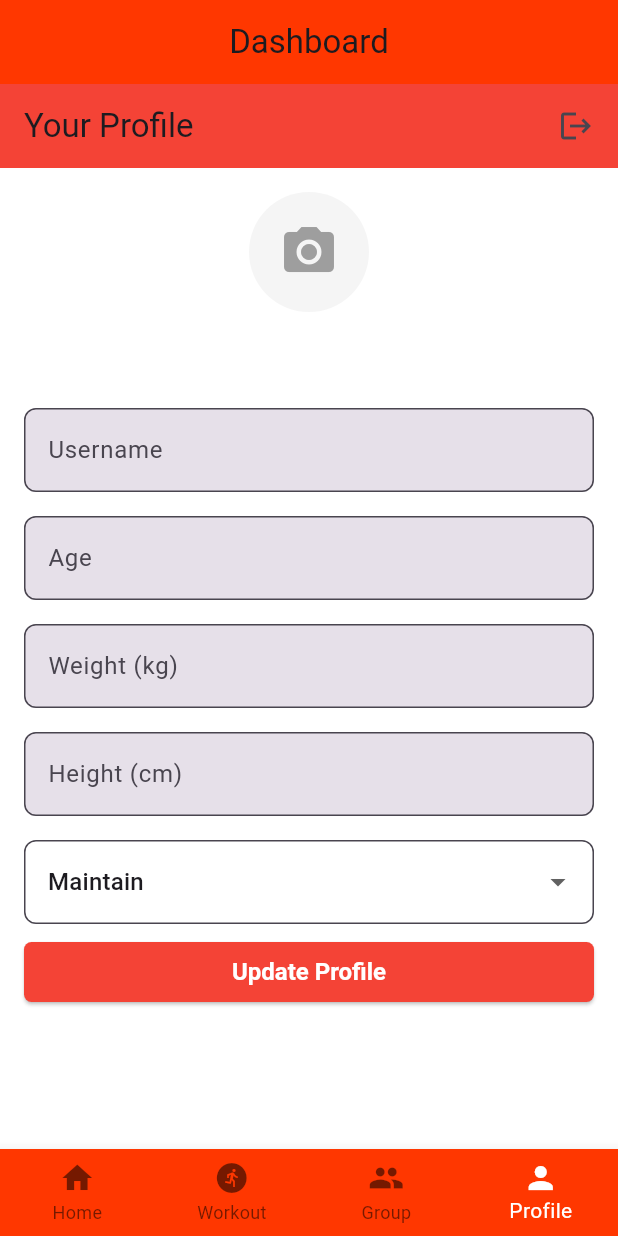
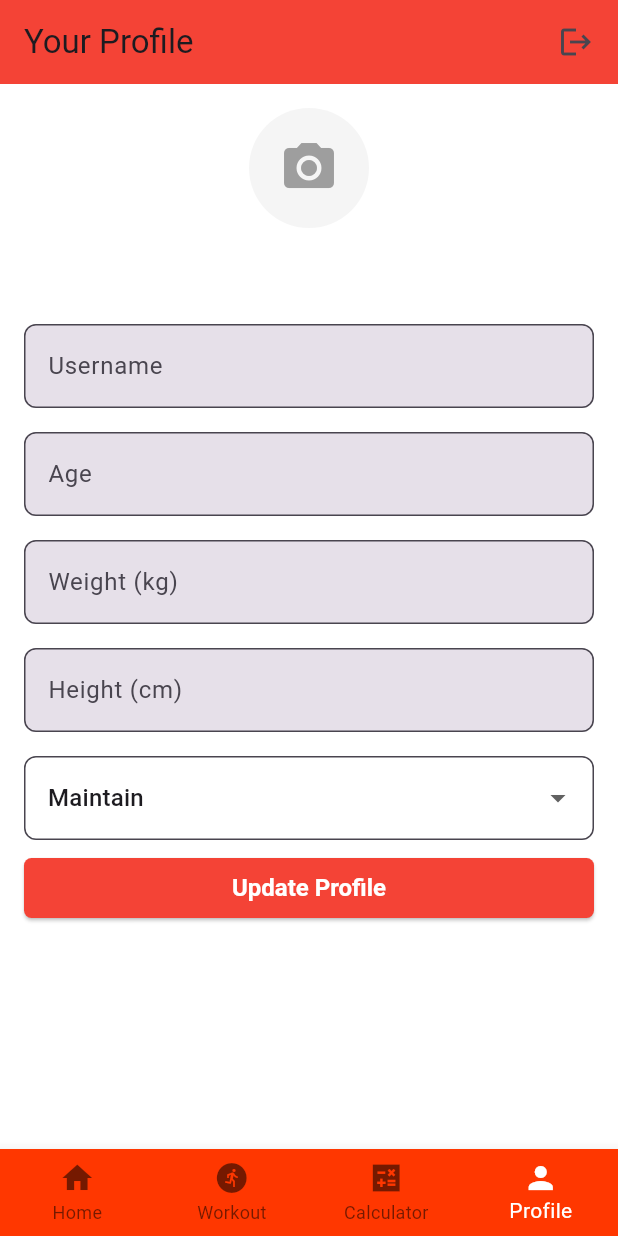
Before and after one commit to Adarsha5421/fitness_app_flutter, a Flutter app: the MyDashboardScreen screen opened directly, item 4 of the bottom bar chosen, on a phone screen of 412 x 824 dp. Run offline on Flutter 3.47's test engine with Material 3 defaults, Android fonts, the phone set to English and light mode, and no system bars; our stand-ins replace bloc, dartz, dio, equatable, flutter_bloc, flutter_spinkit and 9 more; accounts and stored records are empty; network calls fail; Roboto replaces fonts that are missing (Montserrat Regular).

Commit message:
FEAT :: minor fix

```diff
--- a/lib/core/api_endpoints.dart
+++ b/lib/core/api_endpoints.dart
@@ -6,7 +6,7 @@ class APIEndPoints {
   // static String baseUrl = "http://192.168.1.71:5000/api/";
 
   // static String pointUrl = "http://192.168.42.9:5000/";
-  static String pointUrl = "http://192.168.49.22:5000/";
+  static String pointUrl = "http://192.168.1.71:5000/";
   static String baseUrl = "$pointUrl/api/";
   static String mediaUrl = "${pointUrl}uploads/";
   static String loginUrl = "auth/login";
--- a/lib/features/dashboard/presentation/pages/dashboad_screen.dart
+++ b/lib/features/dashboard/presentation/pages/dashboad_screen.dart
@@ -32,11 +32,11 @@ class _MyDashboardScreenState extends State<MyDashboardScreen> {
   Widget build(BuildContext context) {
     return SafeArea(
       child: Scaffold(
-        appBar: AppBar(
-          title: const Text('Dashboard'),
-          backgroundColor: const Color.fromARGB(255, 255, 55, 0),
-          centerTitle: true,
-        ),
+        // appBar: AppBar(
+        //   title: const Text('Dashboard'),
+        //   backgroundColor: const Color.fromARGB(255, 255, 55, 0),
+        //   centerTitle: true,
+        // ),
         body: lstBOttomScreen[_selectedIndex],
         bottomNavigationBar: BottomNavigationBar(
           type: BottomNavigationBarType.fixed,
@@ -45,7 +45,7 @@ class _MyDashboardScreenState extends State<MyDashboardScreen> {
           items: const [
             BottomNavigationBarItem(icon: Icon(Icons.home), label: 'Home'),
             BottomNavigationBarItem(icon: Icon(Icons.run_circle_sharp), label: 'Workout'),
-            BottomNavigationBarItem(icon: Icon(Icons.group_sharp), label: 'Group'),
+            BottomNavigationBarItem(icon: Icon(Icons.calculate_sharp), label: 'Calculator'),
             BottomNavigationBarItem(icon: Icon(Icons.person), label: 'Profile'),
           ],
           currentIndex: _selectedIndex,
```
